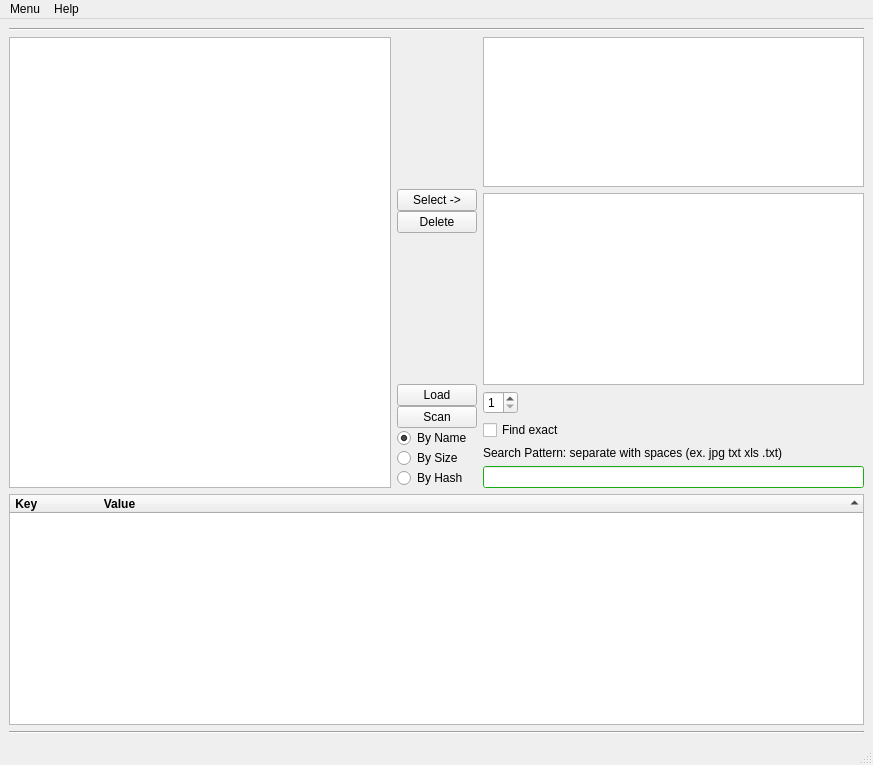
hcrump/my_dupes, file my_filelist.ui: the form before one commit.
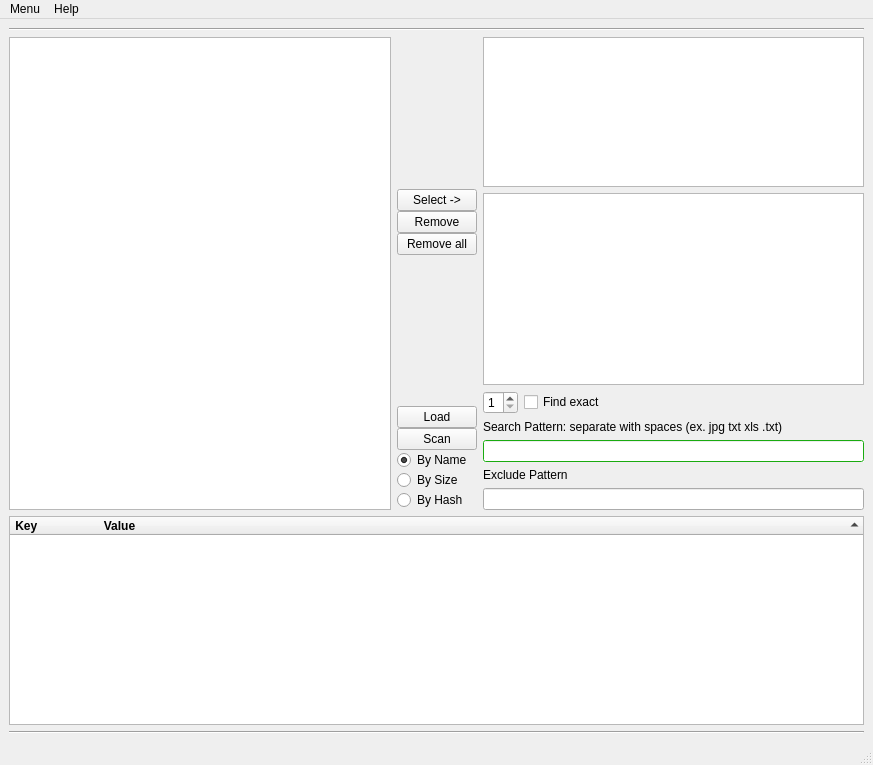
The form after the commit.

Commit message: added exclude bar. did regex code. added more tooltips

The edit to the form file:
```diff
--- a/my_filelist.ui
+++ b/my_filelist.ui
@@ -69,7 +69,14 @@
           <item>
            <widget class="QPushButton" name="btn2">
             <property name="text">
-             <string>Delete</string>
+             <string>Remove</string>
+            </property>
+           </widget>
+          </item>
+          <item>
+           <widget class="QPushButton" name="btn_removeall">
+            <property name="text">
+             <string>Remove all</string>
             </property>
            </widget>
           </item>
@@ -161,6 +168,11 @@
            </widget>
           </item>
           <item>
+           <layout class="QHBoxLayout" name="horizontalLayout_2">
+            <property name="bottomMargin">
+             <number>0</number>
+            </property>
+            <item>
            <widget class="QSpinBox" name="spinBox">
             <property name="maximumSize">
              <size>
@@ -183,6 +195,8 @@
             </property>
            </widget>
           </item>
+           </layout>
+          </item>
           <item>
            <widget class="QLabel" name="label">
             <property name="maximumSize">
@@ -618,6 +632,16 @@
             </property>
            </widget>
           </item>
+          <item>
+           <widget class="QLabel" name="label_2">
+            <property name="text">
+             <string>Exclude Pattern</string>
+            </property>
+           </widget>
+          </item>
+          <item>
+           <widget class="QLineEdit" name="excludebar"/>
+          </item>
          </layout>
         </item>
        </layout>
```
Lines whose indentation alone changed are shown as unchanged. The commit also changes 2 other files.
